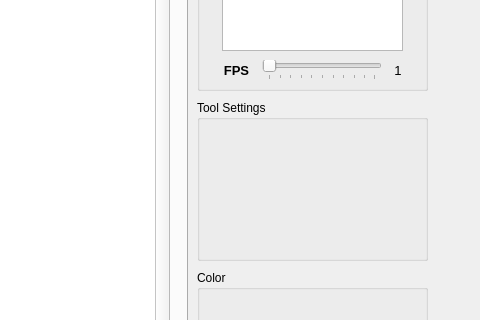
Old version of the form mainwindow.ui in the repository jeffohh/Sprite-Editor; both pictures show x 563 to 1043 and y 149 to 469 of the 1043 by 742 pixel window.
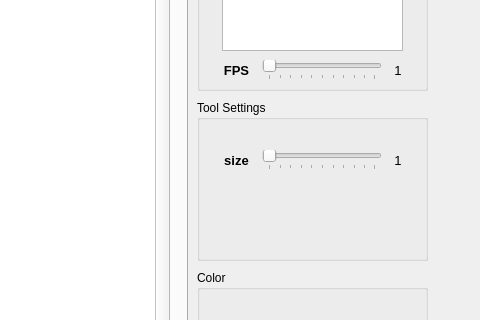
New version of the form. Custom widgets are drawn as their Qt base class.

```diff
--- a/mainwindow.ui
+++ b/mainwindow.ui
@@ -503,6 +503,98 @@
     <property name="title">
      <string>Tool Settings</string>
     </property>
+    <widget class="QWidget" name="horizontalLayoutWidget_3">
+     <property name="geometry">
+      <rect>
+       <x>20</x>
+       <y>40</y>
+       <width>191</width>
+       <height>41</height>
+      </rect>
+     </property>
+     <layout class="QHBoxLayout" name="horizontalLayout_3">
+      <item>
+       <widget class="QLabel" name="toolSizeLabel">
+        <property name="sizePolicy">
+         <sizepolicy hsizetype="MinimumExpanding" vsizetype="Preferred">
+          <horstretch>0</horstretch>
+          <verstretch>0</verstretch>
+         </sizepolicy>
+        </property>
+        <property name="minimumSize">
+         <size>
+          <width>20</width>
+          <height>0</height>
+         </size>
+        </property>
+        <property name="font">
+         <font>
+          <pointsize>10</pointsize>
+          <bold>true</bold>
+         </font>
+        </property>
+        <property name="text">
+         <string>size</string>
+        </property>
+        <property name="alignment">
+         <set>Qt::AlignCenter</set>
+        </property>
+       </widget>
+      </item>
+      <item>
+       <widget class="QSlider" name="toolSlider">
+        <property name="sizePolicy">
+         <sizepolicy hsizetype="MinimumExpanding" vsizetype="Fixed">
+          <horstretch>0</horstretch>
+          <verstretch>0</verstretch>
+         </sizepolicy>
+        </property>
+        <property name="minimumSize">
+         <size>
+          <width>120</width>
+          <height>0</height>
+         </size>
+        </property>
+        <property name="orientation">
+         <enum>Qt::Horizontal</enum>
+        </property>
+        <property name="tickPosition">
+         <enum>QSlider::TicksBelow</enum>
+        </property>
+        <property name="tickInterval">
+         <number>10</number>
+        </property>
+       </widget>
+      </item>
+      <item>
+       <widget class="QLabel" name="toolValueLabel">
+        <property name="sizePolicy">
+         <sizepolicy hsizetype="Fixed" vsizetype="Preferred">
+          <horstretch>0</horstretch>
+          <verstretch>0</verstretch>
+         </sizepolicy>
+        </property>
+        <property name="minimumSize">
+         <size>
+          <width>20</width>
+          <height>0</height>
+         </size>
+        </property>
+        <property name="font">
+         <font>
+          <pointsize>10</pointsize>
+         </font>
+        </property>
+        <property name="text">
+         <string>1</string>
+        </property>
+        <property name="alignment">
+         <set>Qt::AlignCenter</set>
+        </property>
+       </widget>
+      </item>
+     </layout>
+    </widget>
    </widget>
   </widget>
   <widget class="QMenuBar" name="menubar">
```
Left out of the diff: 2 changed lines with no effect on the pictures.
